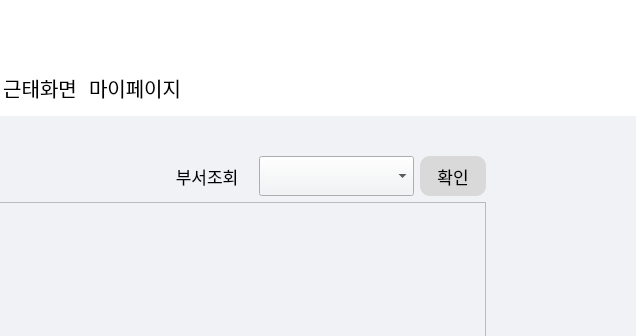
Old version of the form Main/UI/MainWidget.ui in the repository Uyuniwhite/Face-recognition-Attendance-System-Project; both pictures show x 484 to 1120 and y 0 to 336 of the 1120 by 630 pixel window.
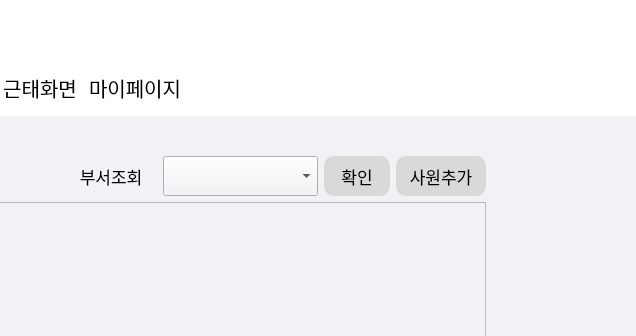
New version of the form. The open tabs and pages were chosen to show the change. Icons and pictures are not drawn.

The edit to the form file:
```diff
--- a/Main/UI/MainWidget.ui
+++ b/Main/UI/MainWidget.ui
@@ -364,6 +364,28 @@
                  </property>
                 </widget>
                </item>
+               <item>
+                <widget class="QPushButton" name="add_btn">
+                 <property name="minimumSize">
+                  <size>
+                   <width>90</width>
+                   <height>40</height>
+                  </size>
+                 </property>
+                 <property name="font">
+                  <font>
+                   <pointsize>13</pointsize>
+                  </font>
+                 </property>
+                 <property name="styleSheet">
+                  <string notr="true">border-radius:10px;
+background-color: rgb(217, 217, 217);</string>
+                 </property>
+                 <property name="text">
+                  <string>사원추가</string>
+                 </property>
+                </widget>
+               </item>
               </layout>
              </item>
              <item>
```
Left out of the diff: 39 changed lines with no effect on the pictures.
